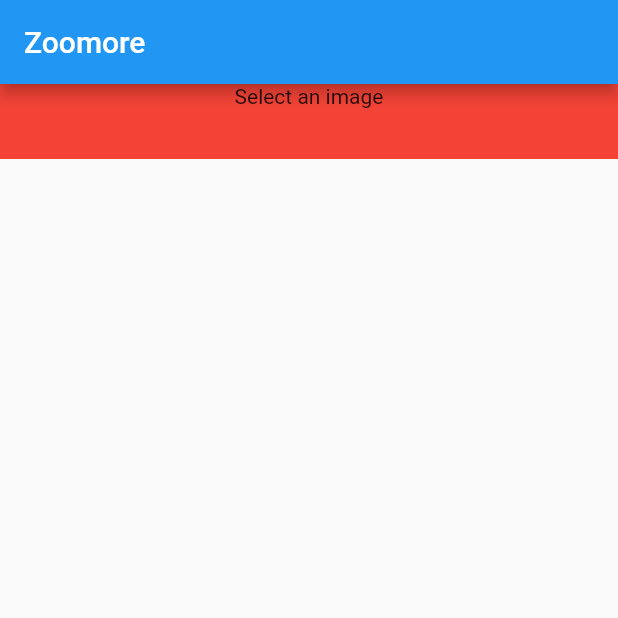
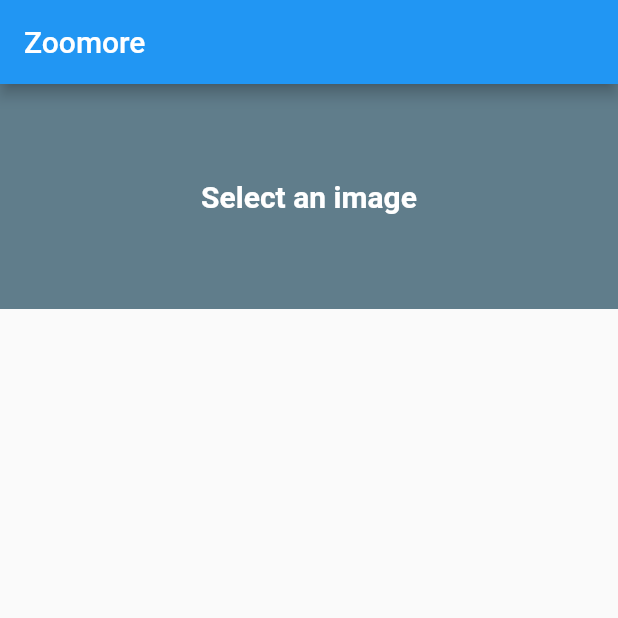
Before and after one commit to benwinding/zoomore, a Flutter app: the screen it shows after launch, on a phone screen of 412 x 824 dp, the top half of it. Run offline on Flutter 3.47's test engine with Material 2 defaults, Android fonts, the phone set to English and light mode, and no system bars; our stand-ins replace file, image_picker, permission_handler, screenshot; missing offline and left inert: matrix_gesture_detector, media_gallery.

Commit message:
Better selection text

```diff
--- a/lib/main.dart
+++ b/lib/main.dart
@@ -45,12 +45,21 @@ class MyHomePage extends StatelessWidget {
         crossAxisAlignment: CrossAxisAlignment.stretch,
         children: <Widget>[
           Container(
-            color: Colors.red,
-            height: 50,
-            child: Column(
-              children: [Text('Select an image')],
-            ),
-          ),
+              color: Colors.blueGrey,
+              height: 150,
+              child: context.watch<ImageGridModel>().selectedIndex != null
+                  ? Wrap(
+                      children: [context.watch<ImageGridModel>().selectedImage],
+                    )
+                  : Center(
+                      child: Text(
+                        'Select an image',
+                        style: TextStyle(
+                            color: Colors.white,
+                            fontWeight: FontWeight.bold,
+                            fontSize: 20),
+                      ),
+                    )),
           Expanded(
             child: ImagesGrid(),
           ),
```
